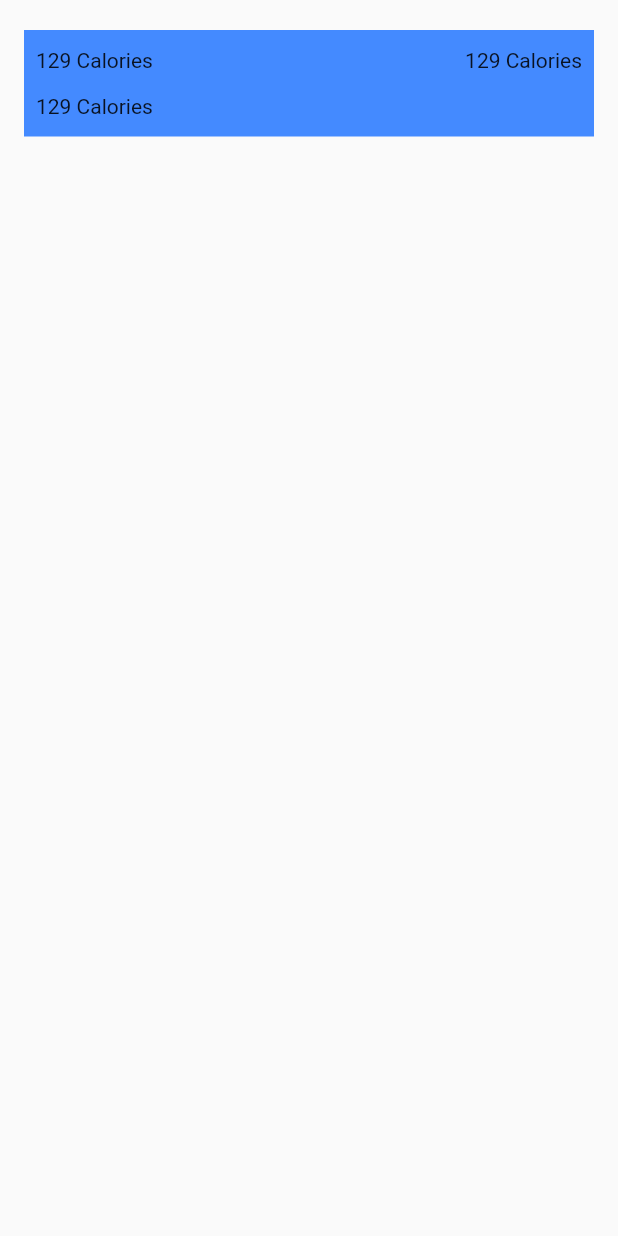
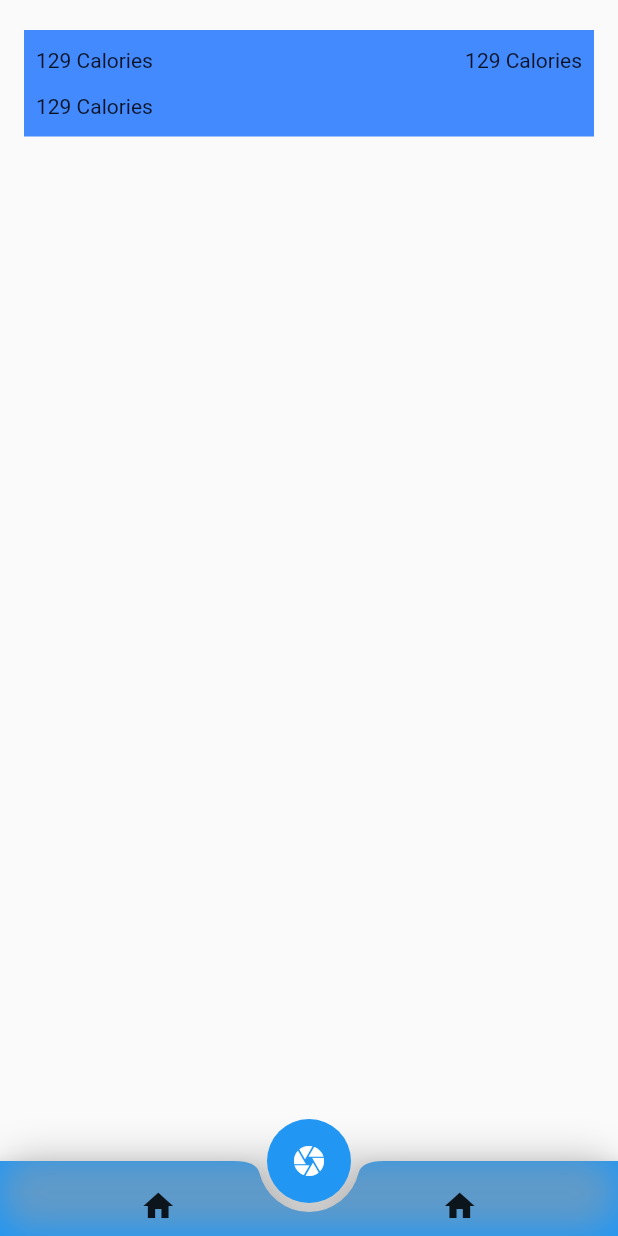
Before and after one commit to ali-susanto/kaloriku, a Flutter app: the screen it shows after launch, on a phone screen of 412 x 824 dp. Run offline on Flutter 3.47's test engine with Material 2 defaults, Android fonts, the phone set to English and light mode, and no system bars.

Commit message:
add bottom navbar

```diff
--- a/lib/screen/home/home_screen.dart
+++ b/lib/screen/home/home_screen.dart
@@ -44,6 +44,45 @@ class _HomeScreenState extends State<HomeScreen> {
             ),
           ),
         ),
-    );
+        floatingActionButtonLocation: FloatingActionButtonLocation.centerDocked,
+        floatingActionButton: FloatingActionButton(
+          onPressed: () {},
+          elevation: 0,
+          child: const Icon(Icons.camera),
+        ),
+        bottomNavigationBar: BottomAppBar(
+          shape: const CircularNotchedRectangle(),
+          notchMargin: 6,
+          color: Colors.blue,
+          child: Container(
+            height: 50,
+            padding: const EdgeInsets.symmetric(vertical: 10, horizontal: 5),
+            decoration: BoxDecoration(
+              //color: Colors.white,
+              boxShadow: [
+                BoxShadow(
+                    offset: const Offset(0, -4),
+                    blurRadius: 20,
+                    color: Colors.grey.withOpacity(0.5))
+              ],
+              borderRadius: BorderRadius.circular(20),
+            ),
+            child: SafeArea(
+                top: false,
+                child: Row(
+                  mainAxisAlignment: MainAxisAlignment.spaceAround,
+                  children: [
+                    IconButton(
+                      onPressed: () {},
+                      icon: const Icon(Icons.home),
+                    ),
+                    IconButton(
+                      onPressed: () {},
+                      icon: const Icon(Icons.home),
+                    ),
+                  ],
+                )),
+          ),
+        ));
   }
 }
```
Lines whose indentation alone changed are shown as unchanged.
